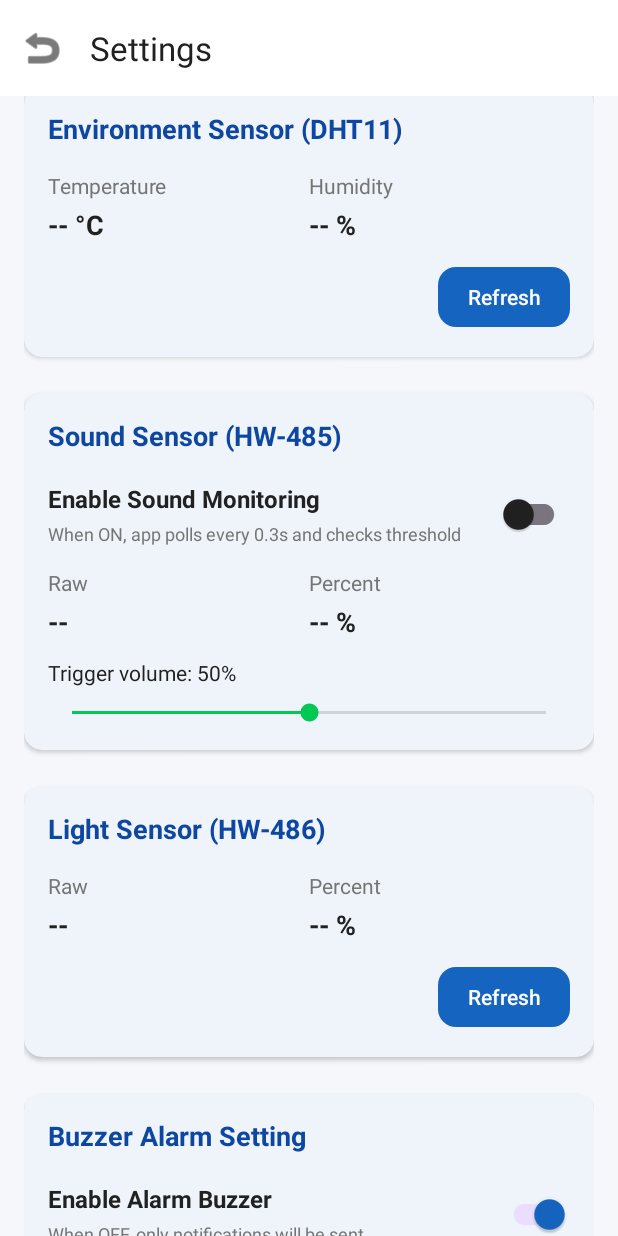
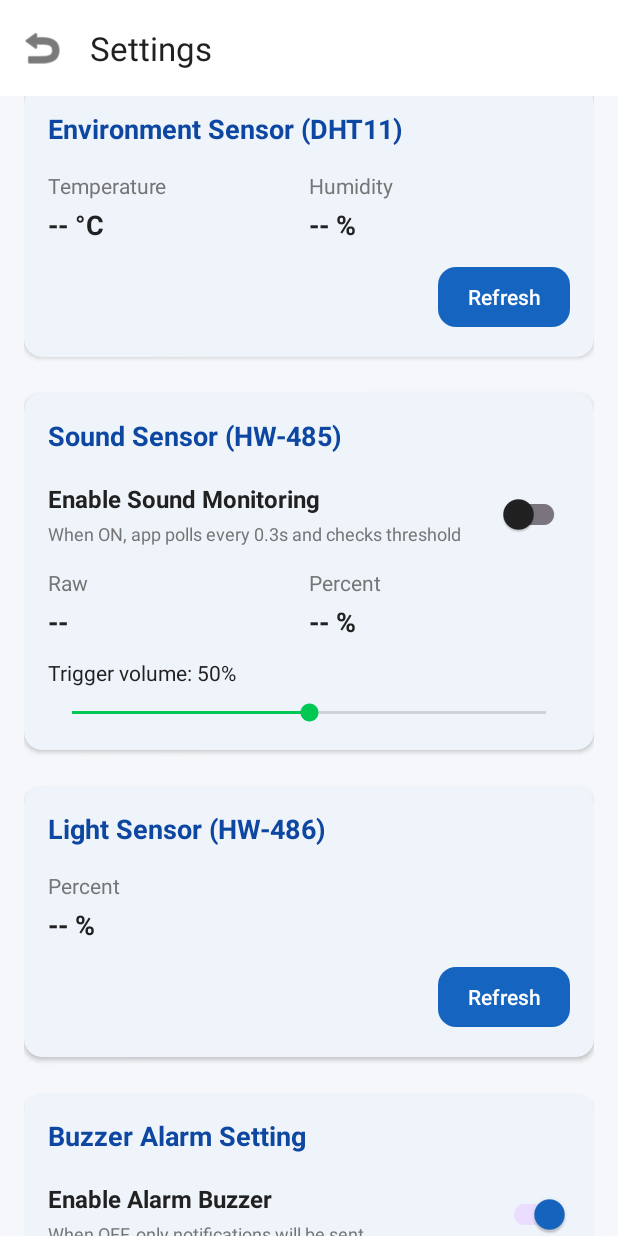
Before and after one commit to HenryLok0/HomeSecurity, an Android app: the SettingsActivity screen opened directly, with no data from a screen before it, scrolled down 532 dp, on a phone screen of 412 x 824 dp. Run offline under Robolectric (Android 15) with nearby library versions, the phone set to English and light mode, and no system bars.

Commit message:
移除光感應器原始數據顯示，調整佈局以簡化UI設計

```diff
--- a/app/src/main/java/ict/mgame/homesecurity/SettingsActivity.java
+++ b/app/src/main/java/ict/mgame/homesecurity/SettingsActivity.java
@@ -47,7 +47,6 @@ public class SettingsActivity extends AppCompatActivity {
     private TextView tvSoundThresholdLabel;
     private android.widget.SeekBar seekSoundThreshold;
     // Light Sensor UI
-    private TextView tvLightRaw;
     private TextView tvLightPercent;
     private Button btnRefreshLight;
     // Alarm Test UI
@@ -99,7 +98,6 @@ public class SettingsActivity extends AppCompatActivity {
         seekSoundThreshold = findViewById(R.id.seekSoundThreshold);
 
         // Light Sensor Views
-        tvLightRaw = findViewById(R.id.tvLightRaw);
         tvLightPercent = findViewById(R.id.tvLightPercent);
         btnRefreshLight = findViewById(R.id.btnRefreshLight);
 
@@ -510,10 +508,8 @@ public class SettingsActivity extends AppCompatActivity {
     // ---------- Light Sensor helpers ----------
     private void loadLightValuesToUI() {
         SharedPreferences prefs = getSharedPreferences(PREFS_NAME, MODE_PRIVATE);
-        int raw = prefs.getInt(KEY_LIGHT_RAW, -1);
         int percent = prefs.getInt(KEY_LIGHT_PERCENT, -1);
 
-        if (tvLightRaw != null) tvLightRaw.setText(raw >= 0 ? String.valueOf(raw) : "--");
         if (tvLightPercent != null) tvLightPercent.setText(percent >= 0 ? (percent + " %") : "-- %");
     }
 
@@ -530,9 +526,6 @@ public class SettingsActivity extends AppCompatActivity {
     public static void notifyLightDataReceived(int raw, int percent) {
         if (instance != null) {
             instance.runOnUiThread(() -> {
-                if (instance.tvLightRaw != null && raw >= 0) {
-                    instance.tvLightRaw.setText(String.valueOf(raw));
-                }
                 if (instance.tvLightPercent != null) {
                     instance.tvLightPercent.setText(percent + " %");
                 }
--- a/app/src/main/res/layout/activity_settings.xml
+++ b/app/src/main/res/layout/activity_settings.xml
@@ -395,30 +395,8 @@
                         android:layout_width="match_parent"
                         android:layout_height="wrap_content"
                         android:orientation="horizontal"
-                        android:weightSum="2"
+                        android:weightSum="1"
                         android:layout_marginBottom="12dp">
-
-                        <LinearLayout
-                            android:layout_width="0dp"
-                            android:layout_height="wrap_content"
-                            android:layout_weight="1"
-                            android:orientation="vertical">
-                            <TextView
-                                android:layout_width="wrap_content"
-                                android:layout_height="wrap_content"
-                                android:text="Raw"
-                                android:textSize="14sp"
-                                android:textColor="@color/text_secondary"/>
-                            <TextView
-                                android:id="@+id/tvLightRaw"
-                                android:layout_width="wrap_content"
-                                android:layout_height="wrap_content"
-                                android:text="--"
-                                android:textSize="18sp"
-                                android:textStyle="bold"
-                                android:textColor="@color/text_primary"
-                                android:layout_marginTop="4dp"/>
-                        </LinearLayout>
 
                         <LinearLayout
                             android:layout_width="0dp"
```
